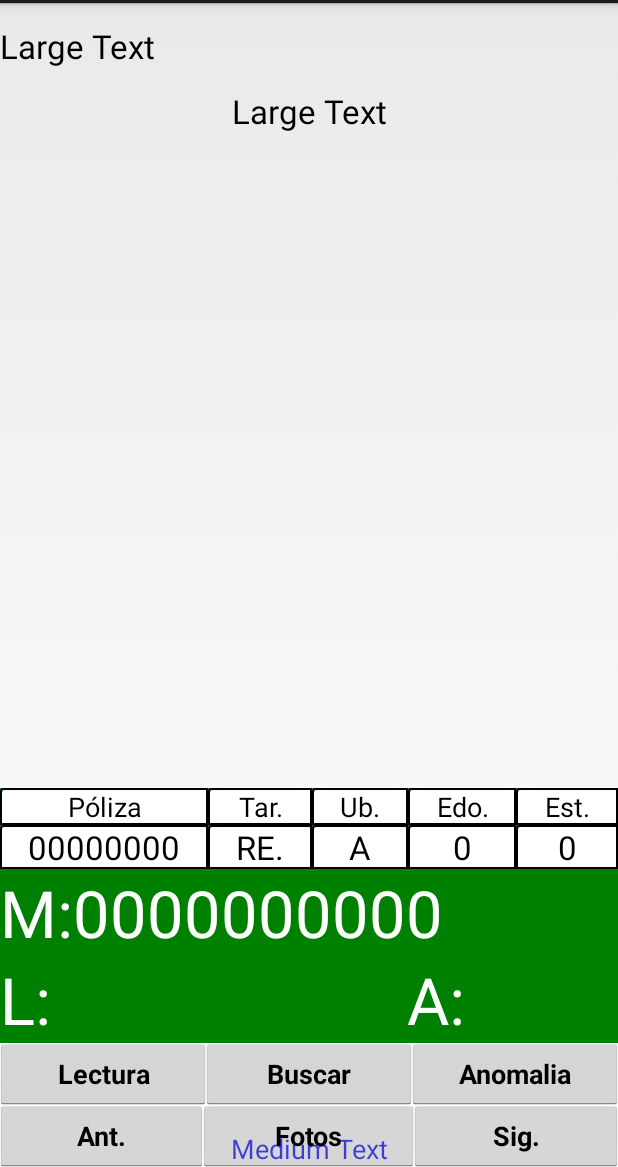
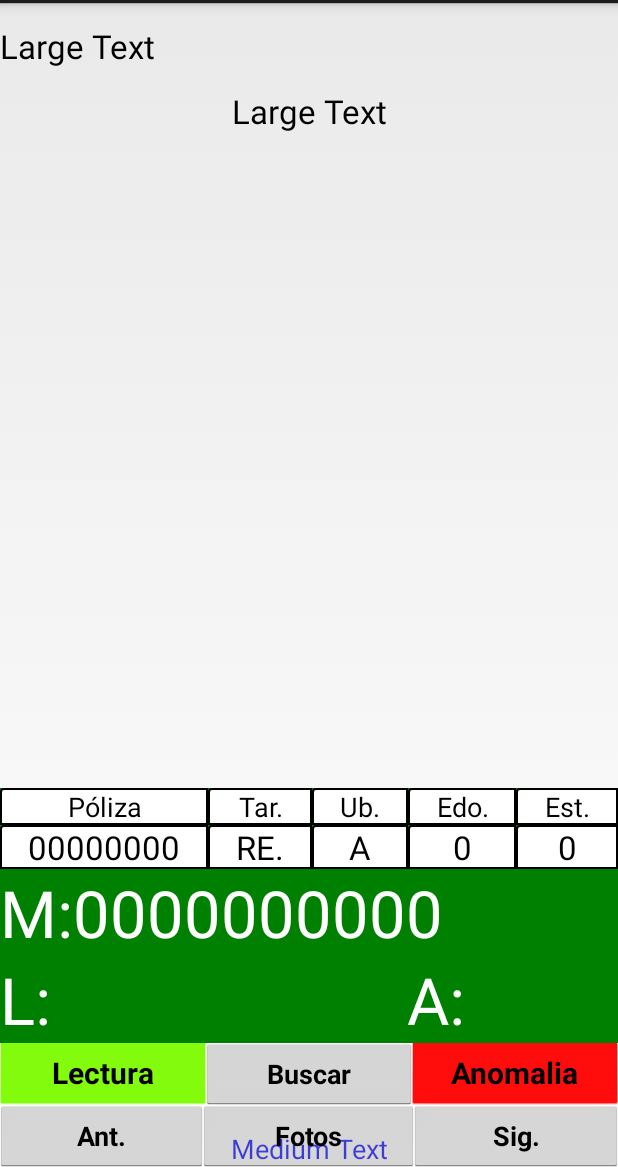
Before and after one commit to ryolp/SISTOLE_Engie_v1, an Android app: the layout tomadelecturas.xml on its own in the app's theme, with its tools: preview values and no code run, on a phone screen of 412 x 824 dp, the part 69-1236 px from its top. Run offline under Robolectric (Android 15) with nearby library versions, the phone set to English and light mode, and no system bars.

Commit message:
Cambio de versión de base de datos a la 36. Agregar color verde a botón "Lectura" y rojo a "Anomalía". Se crearon estilos y se asignaron.

```diff
--- a/app/src/main/java/enruta/sistole_gen/DBHelper.java
+++ b/app/src/main/java/enruta/sistole_gen/DBHelper.java
@@ -25,7 +25,7 @@ public class DBHelper extends SQLiteOpenHelper {
 
 	private static DBHelper mInstance = null;
 
-	private static int version=35;
+	private static int version=36;
 
 	/**
 	 * Constructor Toma referencia hacia el contexto de la aplicación que lo
@@ -201,6 +201,8 @@ public class DBHelper extends SQLiteOpenHelper {
 		db.execSQL("CREATE TABLE config (key, value, selected)");
 		//Configuraciones globales y extras
 		db.execSQL("CREATE TABLE usoAnomalias (anomalia, veces default 0, fecha )");
+		//fotos de lecturista: para su perfil y de las evidencias de inicio y finalización de labores.
+		db.execSQL("CREATE TABLE fotosLecturista (secuencial, nombre, tipo, foto, envio default 0)");
 	}
 
 	@Override
--- a/app/src/main/res/layout/tomadelecturas.xml
+++ b/app/src/main/res/layout/tomadelecturas.xml
@@ -63,7 +63,8 @@
            		android:layout_marginTop="-3dip"
             	android:layout_marginBottom="-3dip"
                 android:text="@string/str_lectura"
-                android:textStyle="bold" />
+                android:textStyle="bold"
+				android:theme="@style/Estilo_Boton_Lectura"/>
 
             <Button
                 android:id="@+id/button2"
@@ -89,7 +90,8 @@
             	android:layout_marginBottom="-3dip"
                 android:enabled="true"
                 android:text="@string/str_anomalia"
-                android:textStyle="bold" />
+                android:textStyle="bold"
+				android:theme="@style/Estilo_Boton_Anomalia"/>
 
         </LinearLayout>
 
--- a/app/src/main/res/values/styles.xml
+++ b/app/src/main/res/values/styles.xml
@@ -25,4 +25,19 @@
         <item name="android:textSize">18sp</item>
         <item name="android:background">#8dbdea</item>
     </style>
+
+    <style name="Estilo_Boton_Lectura" parent="android:Theme.Light">
+        <item name="android:background">@color/LawnGreen</item>
+        <item name="android:backgroundTint">@color/LawnGreen</item>
+        <item name="android:textStyle">bold</item>
+        <item name="android:textSize">20sp</item>
+    </style>
+
+    <style name="Estilo_Boton_Anomalia" parent="android:Theme.Light">
+        <item name="android:background">@color/Red</item>
+        <item name="android:backgroundTint">@color/Red</item>
+        <item name="android:textColor">@color/White</item>
+        <item name="android:textStyle">bold</item>
+        <item name="android:textSize">20sp</item>
+    </style>
 </resources>
```
Also changed, not shown: app/src/main/AndroidManifest.xml (+4 -4 lines).
